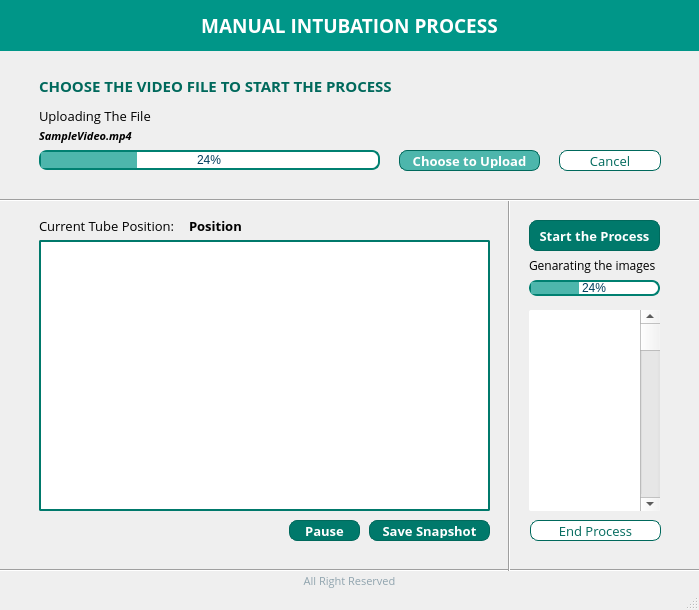
malshanucsc/Endotracheal-Intubation-Automation, file CNN_for classification/CNN windows/GUI/manual.ui: the form before one commit.
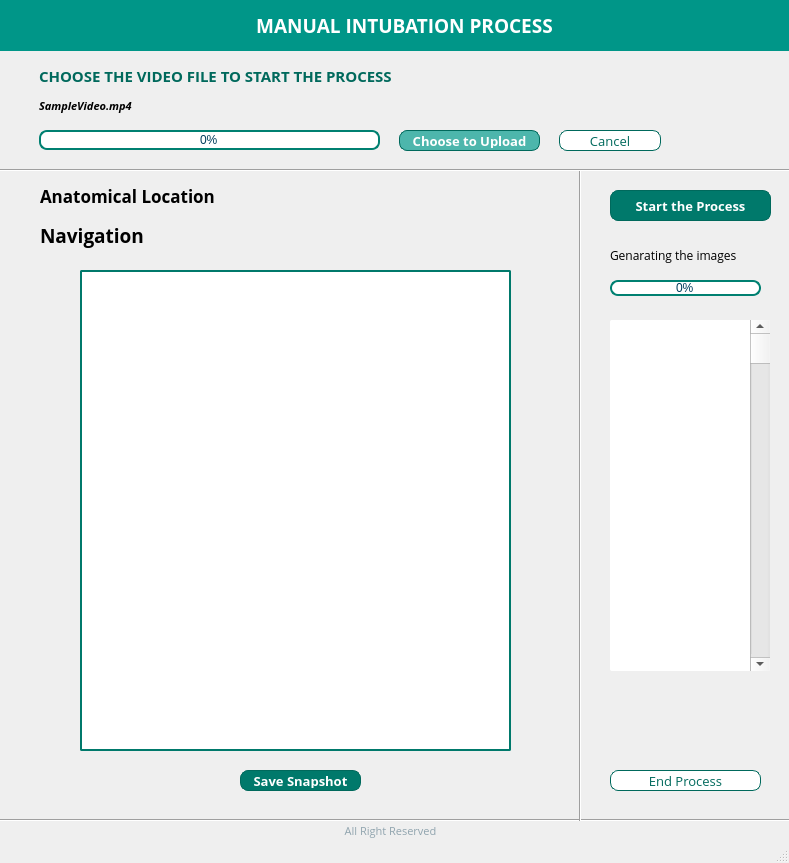
The form after the commit.

Commit message: Modifications in the image display area

```diff
--- a/CNN_for classification/CNN windows/GUI/manual.ui
+++ b/CNN_for classification/CNN windows/GUI/manual.ui
@@ -6,8 +6,8 @@
    <rect>
     <x>0</x>
     <y>0</y>
-    <width>699</width>
-    <height>610</height>
+    <width>789</width>
+    <height>863</height>
    </rect>
   </property>
   <property name="focusPolicy">
@@ -20,10 +20,10 @@
    <widget class="QGraphicsView" name="viewTubeLocation">
     <property name="geometry">
      <rect>
-      <x>39</x>
-      <y>240</y>
-      <width>451</width>
-      <height>271</height>
+      <x>80</x>
+      <y>270</y>
+      <width>431</width>
+      <height>481</height>
      </rect>
     </property>
     <property name="styleSheet">
@@ -42,9 +42,9 @@
    <widget class="QPushButton" name="btnEndProcess">
     <property name="geometry">
      <rect>
-      <x>530</x>
-      <y>520</y>
-      <width>131</width>
+      <x>610</x>
+      <y>770</y>
+      <width>151</width>
       <height>21</height>
      </rect>
     </property>
@@ -252,10 +252,10 @@
    <widget class="QGraphicsView" name="viewSavedSnaps">
     <property name="geometry">
      <rect>
-      <x>529</x>
-      <y>310</y>
-      <width>131</width>
-      <height>201</height>
+      <x>610</x>
+      <y>320</y>
+      <width>151</width>
+      <height>351</height>
      </rect>
     </property>
     <property name="styleSheet">
@@ -276,7 +276,7 @@
      <rect>
       <x>-1</x>
       <y>0</y>
-      <width>701</width>
+      <width>811</width>
       <height>51</height>
      </rect>
     </property>
@@ -308,7 +308,7 @@
     <property name="geometry">
      <rect>
       <x>39</x>
-      <y>150</y>
+      <y>130</y>
       <width>341</width>
       <height>20</height>
      </rect>
@@ -507,15 +507,15 @@
  }</string>
     </property>
     <property name="value">
-     <number>24</number>
+     <number>0</number>
     </property>
    </widget>
    <widget class="QProgressBar" name="progressBarSnapshots">
     <property name="geometry">
      <rect>
-      <x>529</x>
+      <x>610</x>
       <y>280</y>
-      <width>131</width>
+      <width>151</width>
       <height>16</height>
      </rect>
     </property>
@@ -686,15 +686,15 @@
  }</string>
     </property>
     <property name="value">
-     <number>24</number>
+     <number>0</number>
     </property>
    </widget>
    <widget class="Line" name="line_3">
     <property name="geometry">
      <rect>
-      <x>-1</x>
-      <y>550</y>
-      <width>701</width>
+      <x>0</x>
+      <y>800</y>
+      <width>801</width>
       <height>41</height>
      </rect>
     </property>
@@ -708,8 +708,8 @@
     </property>
     <property name="geometry">
      <rect>
-      <x>369</x>
-      <y>520</y>
+      <x>240</x>
+      <y>770</y>
       <width>121</width>
       <height>21</height>
      </rect>
@@ -756,7 +756,7 @@
     <property name="geometry">
      <rect>
       <x>39</x>
-      <y>70</y>
+      <y>60</y>
       <width>421</width>
       <height>31</height>
      </rect>
@@ -786,9 +786,9 @@
     </property>
     <property name="geometry">
      <rect>
-      <x>529</x>
-      <y>220</y>
-      <width>131</width>
+      <x>610</x>
+      <y>190</y>
+      <width>161</width>
       <height>31</height>
      </rect>
     </property>
@@ -834,7 +834,7 @@
     <property name="geometry">
      <rect>
       <x>39</x>
-      <y>120</y>
+      <y>90</y>
       <width>130</width>
       <height>31</height>
      </rect>
@@ -855,37 +855,16 @@
    <widget class="Line" name="line_4">
     <property name="geometry">
      <rect>
-      <x>499</x>
-      <y>200</y>
+      <x>570</x>
+      <y>170</y>
       <width>20</width>
-      <height>371</height>
+      <height>651</height>
      </rect>
     </property>
     <property name="orientation">
      <enum>Qt::Vertical</enum>
     </property>
    </widget>
-   <widget class="QLabel" name="label">
-    <property name="geometry">
-     <rect>
-      <x>39</x>
-      <y>100</y>
-      <width>141</width>
-      <height>31</height>
-     </rect>
-    </property>
-    <property name="font">
-     <font>
-      <family>Open Sans</family>
-      <pointsize>10</pointsize>
-      <weight>50</weight>
-      <bold>false</bold>
-     </font>
-    </property>
-    <property name="text">
-     <string>Uploading The File</string>
-    </property>
-   </widget>
    <widget class="QPushButton" name="btnFileSelect">
     <property name="enabled">
      <bool>true</bool>
@@ -893,7 +872,7 @@
     <property name="geometry">
      <rect>
       <x>399</x>
-      <y>150</y>
+      <y>130</y>
       <width>141</width>
       <height>21</height>
      </rect>
@@ -940,7 +919,7 @@
     <property name="geometry">
      <rect>
       <x>559</x>
-      <y>150</y>
+      <y>130</y>
       <width>102</width>
       <height>21</height>
      </rect>
@@ -1140,84 +1119,34 @@
      <string>Cancel</string>
     </property>
    </widget>
-   <widget class="QLabel" name="lblTubePosition">
+   <widget class="QLabel" name="lblLandmark">
     <property name="geometry">
      <rect>
-      <x>189</x>
-      <y>210</y>
-      <width>130</width>
+      <x>40</x>
+      <y>180</y>
+      <width>191</width>
       <height>31</height>
      </rect>
     </property>
     <property name="font">
      <font>
       <family>Open Sans</family>
-      <pointsize>10</pointsize>
+      <pointsize>13</pointsize>
       <weight>75</weight>
       <italic>false</italic>
       <bold>true</bold>
      </font>
     </property>
     <property name="text">
-     <string>Position</string>
-    </property>
-   </widget>
-   <widget class="QPushButton" name="btnPause">
-    <property name="enabled">
-     <bool>true</bool>
-    </property>
-    <property name="geometry">
-     <rect>
-      <x>289</x>
-      <y>520</y>
-      <width>71</width>
-      <height>21</height>
-     </rect>
-    </property>
-    <property name="font">
-     <font>
-      <family>Open Sans</family>
-      <pointsize>10</pointsize>
-      <weight>75</weight>
-      <bold>true</bold>
-     </font>
-    </property>
-    <property name="styleSheet">
-     <string notr="true">QPushButton
-{
-    color: #fff;
-    background-color: #00796B;
-    border-width:1px;
-    border-color: #00695C;
-    border-style: solid;
-    border-radius: 8px;
-    padding: 2px;
-    padding-left: 5px;
-    padding-right: 5px;
-}
-
-
-
-QPushButton:hover
-{
-    background-color: QLinearGradient( x1: 0, y1: 0, x2: 0, y2: 1, stop: 0 #018175, stop: 0.1 #018175, stop: 0.5 #018175, stop: 0.9 #018175, stop: 1 #018175);
-}
-
-QPushButton:pressed
-{
-   background-color: QLinearGradient( x1: 0, y1: 0, x2: 0, y2: 1, stop: 0 #02695F, stop: 0.1 #02695F, stop: 0.5 #02695F, stop: 0.9 #02695F, stop: 1 #02695F);
-}</string>
-    </property>
-    <property name="text">
-     <string>Pause</string>
+     <string>Anatomical Location</string>
     </property>
    </widget>
    <widget class="QLabel" name="label_7">
     <property name="geometry">
      <rect>
-      <x>529</x>
-      <y>250</y>
-      <width>141</width>
+      <x>610</x>
+      <y>240</y>
+      <width>161</width>
       <height>31</height>
      </rect>
     </property>
@@ -1236,8 +1165,8 @@
    <widget class="QLabel" name="label_8">
     <property name="geometry">
      <rect>
-      <x>-1</x>
-      <y>570</y>
+      <x>40</x>
+      <y>820</y>
       <width>701</width>
       <height>21</height>
      </rect>
@@ -1266,33 +1195,12 @@
      <number>0</number>
     </property>
    </widget>
-   <widget class="QLabel" name="label_5">
-    <property name="geometry">
-     <rect>
-      <x>39</x>
-      <y>210</y>
-      <width>141</width>
-      <height>31</height>
-     </rect>
-    </property>
-    <property name="font">
-     <font>
-      <family>Open Sans</family>
-      <pointsize>10</pointsize>
-      <weight>50</weight>
-      <bold>false</bold>
-     </font>
-    </property>
-    <property name="text">
-     <string>Current Tube Position:</string>
-    </property>
-   </widget>
    <widget class="Line" name="line_2">
     <property name="geometry">
      <rect>
       <x>-1</x>
-      <y>190</y>
-      <width>701</width>
+      <y>160</y>
+      <width>801</width>
       <height>21</height>
      </rect>
     </property>
@@ -1303,10 +1211,10 @@
    <widget class="QScrollBar" name="verticalScrollBarSnaps">
     <property name="geometry">
      <rect>
-      <x>640</x>
-      <y>310</y>
+      <x>750</x>
+      <y>320</y>
       <width>20</width>
-      <height>201</height>
+      <height>351</height>
      </rect>
     </property>
     <property name="orientation">
@@ -1316,11 +1224,58 @@
    <widget class="QLabel" name="lblLoadImage">
     <property name="geometry">
      <rect>
+      <x>80</x>
+      <y>270</y>
+      <width>431</width>
+      <height>481</height>
+     </rect>
+    </property>
+    <property name="frameShape">
+     <enum>QFrame::NoFrame</enum>
+    </property>
+    <property name="text">
+     <string/>
+    </property>
+   </widget>
+   <widget class="QLabel" name="lblNavigation">
+    <property name="geometry">
+     <rect>
       <x>40</x>
-      <y>242</y>
-      <width>451</width>
-      <height>271</height>
+      <y>220</y>
+      <width>531</width>
+      <height>31</height>
      </rect>
+    </property>
+    <property name="font">
+     <font>
+      <family>Open Sans</family>
+      <pointsize>14</pointsize>
+      <weight>75</weight>
+      <italic>false</italic>
+      <bold>true</bold>
+     </font>
+    </property>
+    <property name="text">
+     <string>Navigation</string>
+    </property>
+   </widget>
+   <widget class="QLabel" name="lblTubePosition">
+    <property name="geometry">
+     <rect>
+      <x>240</x>
+      <y>180</y>
+      <width>191</width>
+      <height>31</height>
+     </rect>
+    </property>
+    <property name="font">
+     <font>
+      <family>Open Sans</family>
+      <pointsize>13</pointsize>
+      <weight>75</weight>
+      <italic>false</italic>
+      <bold>true</bold>
+     </font>
     </property>
     <property name="text">
      <string/>
```
The commit also changes 1 other file.
